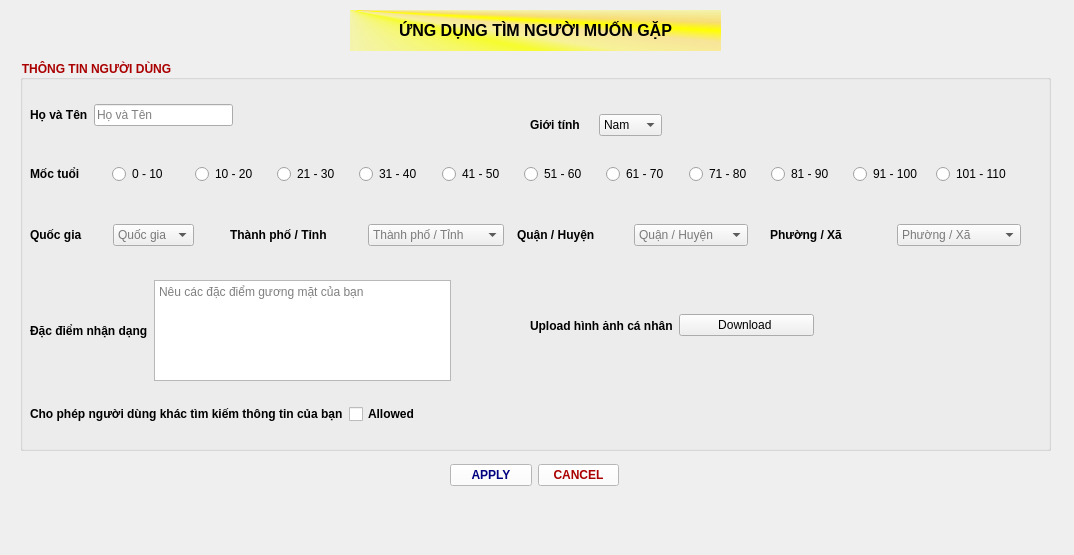
DacLuc/relative_face_recognition_app, file client/frontend/ui/new_app.ui: the form before one commit.
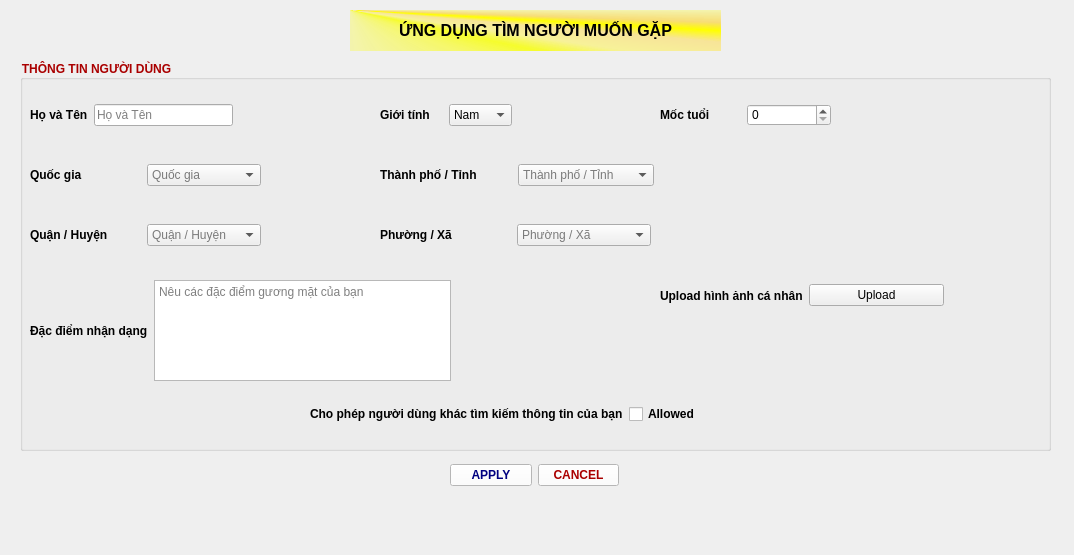
The form after the commit. Icons and pictures are not drawn.

```diff
--- a/client/frontend/ui/new_app.ui
+++ b/client/frontend/ui/new_app.ui
@@ -94,8 +94,8 @@
     <widget class="QWidget" name="horizontalLayoutWidget_2">
      <property name="geometry">
       <rect>
-       <x>510</x>
-       <y>50</y>
+       <x>360</x>
+       <y>40</y>
        <width>132</width>
        <height>30</height>
       </rect>
@@ -162,13 +162,16 @@
     <widget class="QWidget" name="horizontalLayoutWidget">
      <property name="geometry">
       <rect>
-       <x>10</x>
-       <y>100</y>
-       <width>982</width>
-       <height>28</height>
+       <x>640</x>
+       <y>40</y>
+       <width>171</width>
+       <height>30</height>
       </rect>
      </property>
      <layout class="QHBoxLayout" name="age_box">
+      <property name="spacing">
+       <number>2</number>
+      </property>
       <item>
        <widget class="QLabel" name="age_landmark">
         <property name="font">
@@ -189,211 +192,10 @@
        </widget>
       </item>
       <item>
-       <widget class="QRadioButton" name="age_1">
-        <property name="font">
-         <font>
-          <family>Segoe UI</family>
-          <pointsize>9</pointsize>
-          <italic>false</italic>
-          <bold>false</bold>
-         </font>
-        </property>
+       <widget class="QSpinBox" name="age_range">
         <property name="styleSheet">
          <string notr="true">color: rgb(0, 0, 0);
 font: 9pt &quot;Segoe UI&quot;;</string>
-        </property>
-        <property name="text">
-         <string>0 - 10</string>
-        </property>
-       </widget>
-      </item>
-      <item>
-       <widget class="QRadioButton" name="age_2">
-        <property name="font">
-         <font>
-          <family>Segoe UI</family>
-          <pointsize>9</pointsize>
-          <italic>false</italic>
-          <bold>false</bold>
-         </font>
-        </property>
-        <property name="styleSheet">
-         <string notr="true">color: rgb(0, 0, 0);
-font: 9pt &quot;Segoe UI&quot;;</string>
-        </property>
-        <property name="text">
-         <string>10 - 20</string>
-        </property>
-       </widget>
-      </item>
-      <item>
-       <widget class="QRadioButton" name="age_3">
-        <property name="font">
-         <font>
-          <family>Segoe UI</family>
-          <pointsize>9</pointsize>
-          <italic>false</italic>
-          <bold>false</bold>
-         </font>
-        </property>
-        <property name="styleSheet">
-         <string notr="true">color: rgb(0, 0, 0);
-font: 9pt &quot;Segoe UI&quot;;</string>
-        </property>
-        <property name="text">
-         <string>21 - 30</string>
-        </property>
-       </widget>
-      </item>
-      <item>
-       <widget class="QRadioButton" name="age_4">
-        <property name="font">
-         <font>
-          <family>Segoe UI</family>
-          <pointsize>9</pointsize>
-          <italic>false</italic>
-          <bold>false</bold>
-         </font>
-        </property>
-        <property name="styleSheet">
-         <string notr="true">color: rgb(0, 0, 0);
-font: 9pt &quot;Segoe UI&quot;;</string>
-        </property>
-        <property name="text">
-         <string>31 - 40</string>
-        </property>
-       </widget>
-      </item>
-      <item>
-       <widget class="QRadioButton" name="age_5">
-        <property name="font">
-         <font>
-          <family>Segoe UI</family>
-          <pointsize>9</pointsize>
-          <italic>false</italic>
-          <bold>false</bold>
-         </font>
-        </property>
-        <property name="styleSheet">
-         <string notr="true">color: rgb(0, 0, 0);
-font: 9pt &quot;Segoe UI&quot;;</string>
-        </property>
-        <property name="text">
-         <string>41 - 50</string>
-        </property>
-       </widget>
-      </item>
-      <item>
-       <widget class="QRadioButton" name="age_6">
-        <property name="font">
-         <font>
-          <family>Segoe UI</family>
-          <pointsize>9</pointsize>
-          <italic>false</italic>
-          <bold>false</bold>
-         </font>
-        </property>
-        <property name="styleSheet">
-         <string notr="true">color: rgb(0, 0, 0);
-font: 9pt &quot;Segoe UI&quot;;</string>
-        </property>
-        <property name="text">
-         <string>51 - 60</string>
-        </property>
-       </widget>
-      </item>
-      <item>
-       <widget class="QRadioButton" name="age_7">
-        <property name="font">
-         <font>
-          <family>Segoe UI</family>
-          <pointsize>9</pointsize>
-          <italic>false</italic>
-          <bold>false</bold>
-         </font>
-        </property>
-        <property name="styleSheet">
-         <string notr="true">color: rgb(0, 0, 0);
-font: 9pt &quot;Segoe UI&quot;;</string>
-        </property>
-        <property name="text">
-         <string>61 - 70</string>
-        </property>
-       </widget>
-      </item>
-      <item>
-       <widget class="QRadioButton" name="age_8">
-        <property name="font">
-         <font>
-          <family>Segoe UI</family>
-          <pointsize>9</pointsize>
-          <italic>false</italic>
-          <bold>false</bold>
-         </font>
-        </property>
-        <property name="styleSheet">
-         <string notr="true">color: rgb(0, 0, 0);
-font: 9pt &quot;Segoe UI&quot;;</string>
-        </property>
-        <property name="text">
-         <string>71 - 80</string>
-        </property>
-       </widget>
-      </item>
-      <item>
-       <widget class="QRadioButton" name="age_9">
-        <property name="font">
-         <font>
-          <family>Segoe UI</family>
-          <pointsize>9</pointsize>
-          <italic>false</italic>
-          <bold>false</bold>
-         </font>
-        </property>
-        <property name="styleSheet">
-         <string notr="true">color: rgb(0, 0, 0);
-font: 9pt &quot;Segoe UI&quot;;</string>
-        </property>
-        <property name="text">
-         <string>81 - 90</string>
-        </property>
-       </widget>
-      </item>
-      <item>
-       <widget class="QRadioButton" name="age_10">
-        <property name="font">
-         <font>
-          <family>Segoe UI</family>
-          <pointsize>9</pointsize>
-          <italic>false</italic>
-          <bold>false</bold>
-         </font>
-        </property>
-        <property name="styleSheet">
-         <string notr="true">color: rgb(0, 0, 0);
-font: 9pt &quot;Segoe UI&quot;;</string>
-        </property>
-        <property name="text">
-         <string>91 - 100</string>
-        </property>
-       </widget>
-      </item>
-      <item>
-       <widget class="QRadioButton" name="age_11">
-        <property name="font">
-         <font>
-          <family>Segoe UI</family>
-          <pointsize>9</pointsize>
-          <italic>false</italic>
-          <bold>false</bold>
-         </font>
-        </property>
-        <property name="styleSheet">
-         <string notr="true">color: rgb(0, 0, 0);
-font: 9pt &quot;Segoe UI&quot;;</string>
-        </property>
-        <property name="text">
-         <string>101 - 110</string>
         </property>
        </widget>
       </item>
@@ -486,7 +288,7 @@
     <widget class="QWidget" name="horizontalLayoutWidget_5">
      <property name="geometry">
       <rect>
-       <x>10</x>
+       <x>290</x>
        <y>340</y>
        <width>475</width>
        <height>28</height>
@@ -536,8 +338,8 @@
     <widget class="QWidget" name="horizontalLayoutWidget_6">
      <property name="geometry">
       <rect>
-       <x>510</x>
-       <y>250</y>
+       <x>640</x>
+       <y>220</y>
        <width>284</width>
        <height>31</height>
       </rect>
@@ -577,7 +379,7 @@
 color: rgb(0, 0, 0);</string>
         </property>
         <property name="text">
-         <string>Download </string>
+         <string>Upload</string>
         </property>
        </widget>
       </item>
@@ -587,8 +389,8 @@
      <property name="geometry">
       <rect>
        <x>10</x>
-       <y>160</y>
-       <width>164</width>
+       <y>100</y>
+       <width>231</width>
        <height>30</height>
       </rect>
      </property>
@@ -636,9 +438,9 @@
     <widget class="QWidget" name="horizontalLayoutWidget_11">
      <property name="geometry">
       <rect>
-       <x>750</x>
+       <x>360</x>
        <y>160</y>
-       <width>251</width>
+       <width>271</width>
        <height>30</height>
       </rect>
      </property>
@@ -684,7 +486,7 @@
     <widget class="QWidget" name="horizontalLayoutWidget_10">
      <property name="geometry">
       <rect>
-       <x>497</x>
+       <x>10</x>
        <y>160</y>
        <width>231</width>
        <height>30</height>
@@ -732,8 +534,8 @@
     <widget class="QWidget" name="horizontalLayoutWidget_9">
      <property name="geometry">
       <rect>
-       <x>210</x>
-       <y>160</y>
+       <x>360</x>
+       <y>100</y>
        <width>274</width>
        <height>30</height>
       </rect>
```
